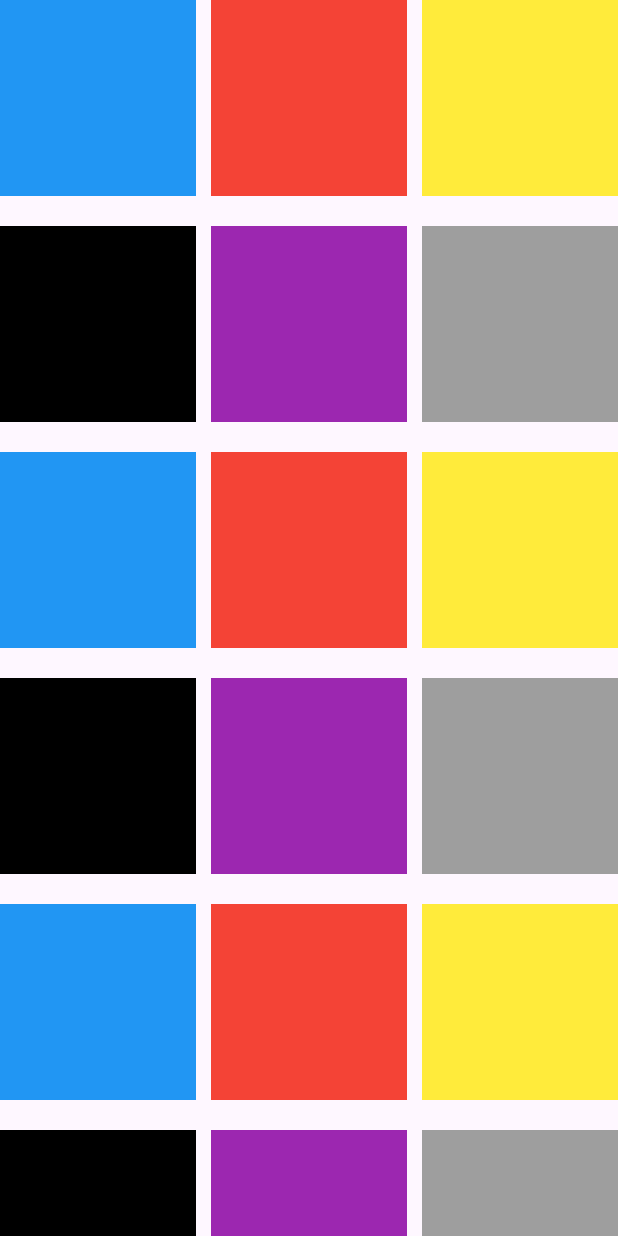
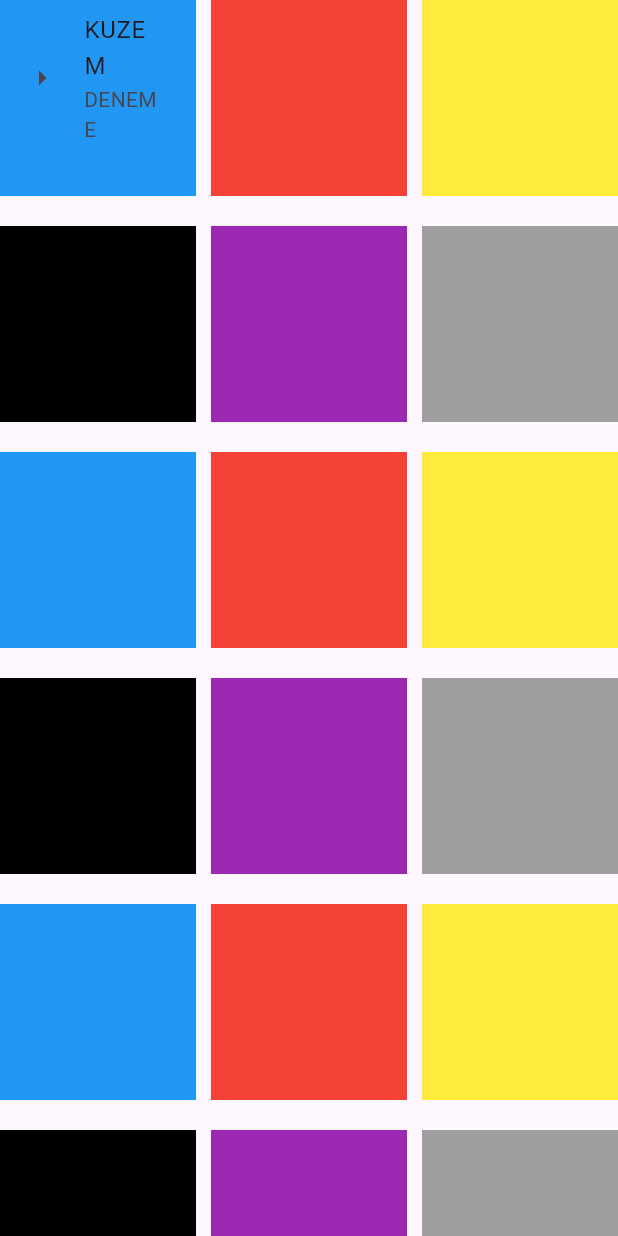
Before and after one commit to hafizecim/Flutter-Beginners-Guide, a Flutter app: the Lesson27 screen opened directly, on a phone screen of 412 x 824 dp. Run offline on Flutter 3.47's test engine with Material 3 defaults, Android fonts, the phone set to English and light mode, and no system bars.

Commit message:
Lesson27

```diff
--- a/lib/dersler/lesson27.dart
+++ b/lib/dersler/lesson27.dart
@@ -9,6 +9,7 @@ class Lesson27 extends StatelessWidget {
     List<String> AdSoyad = <String>["Ahmet ÖZTÜRK", "Ali AKAY", "Mehmet CAN"];
     double genislik = MediaQuery.of(context).size.width;
     double yukseklik = MediaQuery.of(context).size.height;
+
     return Scaffold(
       body: Container(
         width: genislik,
@@ -22,6 +23,11 @@ class Lesson27 extends StatelessWidget {
               width: genislik / 3,
               height: yukseklik / 5,
               color: Colors.blue,
+              child: ListTile(
+                title: Text("KUZEM"),
+                subtitle: Text("DENEME"),
+                leading: Icon(Icons.arrow_right),
+              ),
             ),
             Container(
               width: genislik / 3,
```
